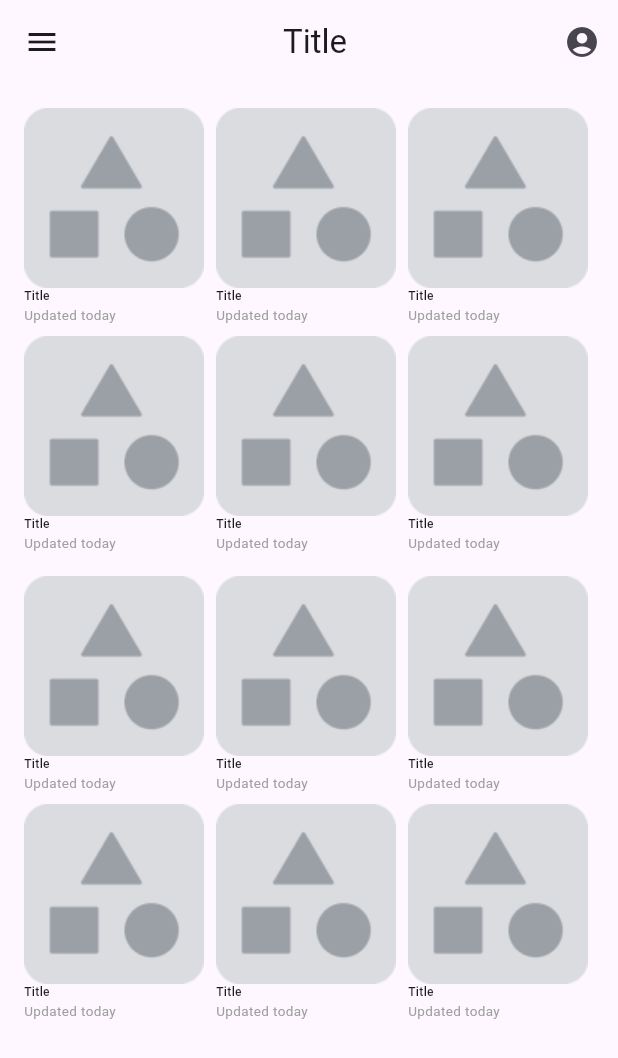
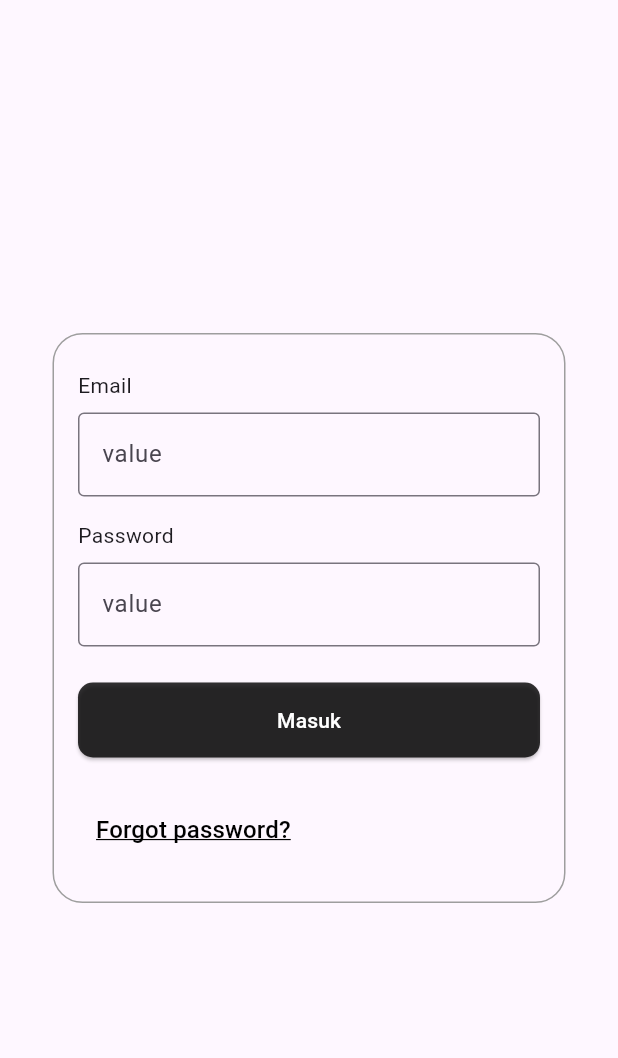
Before and after one commit to muhith7/slicing-flutter-1, a Flutter app: the Homepage screen opened directly, after a tap on the "account circle" icon, on a phone screen of 412 x 824 dp. Shown: the top 1058 px of the screen. Run offline on Flutter 3.47's test engine with Material 3 defaults, Android fonts, the phone set to English and light mode, and no system bars.

Commit message:
add - register and login page

```diff
--- a/lib/detailview.dart
+++ b/lib/detailview.dart
@@ -30,7 +30,7 @@ class DetailView extends StatelessWidget {
       body: SingleChildScrollView(
         scrollDirection: Axis.vertical,
         child: Padding(
-          padding: const EdgeInsets.all(16.0), // Menggunakan padding yang sama di seluruh screen
+          padding: const EdgeInsets.all(16.0),
           child: Column(
             crossAxisAlignment: CrossAxisAlignment.start,
             children: [
--- a/lib/homepage.dart
+++ b/lib/homepage.dart
@@ -1,5 +1,7 @@
 import 'package:flutter/material.dart';
 import 'package:tugas3/detailview.dart';
+
+import 'login.dart';
 
 class Homepage extends StatelessWidget {
   const Homepage({super.key});
@@ -18,7 +20,12 @@ class Homepage extends StatelessWidget {
           SizedBox(
             height: 48,
             width: 48,
-            child: IconButton(onPressed: () {}, icon: const Icon(Icons.account_circle_rounded)),
+            child: IconButton(onPressed: () {
+              Navigator.push(
+                context,
+                MaterialPageRoute(builder: (context) => LoginPage()),
+              );
+            }, icon: const Icon(Icons.account_circle_rounded)),
           )
         ],
       ),
--- /dev/null
+++ b/lib/login.dart
@@ -0,0 +1,81 @@
+import 'package:flutter/material.dart';
+import 'package:tugas3/register.dart';
+
+import 'homepage.dart';
+
+class LoginPage extends StatelessWidget {
+  @override
+  Widget build(BuildContext context) {
+    return Scaffold(
+      body: Center(
+        child: Container(
+          height: 380,
+          width: 342,
+          decoration:
+          BoxDecoration(border: Border.all(color: Colors.grey),
+              borderRadius: BorderRadius.circular(20)),
+          child: Padding(
+            padding: EdgeInsets.all(16.0),
+
+            child: Column(
+              mainAxisAlignment: MainAxisAlignment.center,
+              children: [
+                Align(alignment: Alignment.centerLeft,
+                    child: Text('Email', style: TextStyle(fontWeight: FontWeight.normal),)),
+                SizedBox(height: 8,),
+                TextField(
+                  decoration: InputDecoration(
+                    labelText: 'value',
+                    border: OutlineInputBorder(),
+                  ),
+                ),
+                SizedBox(height: 16.0),
+                Align(alignment: Alignment.centerLeft,
+                    child: Text('Password', style: TextStyle(fontWeight: FontWeight.normal),)),
+                SizedBox(height: 8,),
+                TextField(
+                  decoration: InputDecoration(
+                    labelText: 'value',
+                    border: OutlineInputBorder(),
+                  ),
+                  obscureText: true,
+                ),
+                SizedBox(height: 24.0),
+                ElevatedButton(
+                  onPressed: () {
+                    Navigator.push(
+                      context,
+                      MaterialPageRoute(builder: (context) => Homepage()),
+                    );
+                  },
+                  style: ElevatedButton.styleFrom(
+                    minimumSize: Size(double.infinity, 50),
+                    backgroundColor: Colors.black.withOpacity(0.8),
+                    shape: RoundedRectangleBorder(
+                        borderRadius: BorderRadius.circular(10.0)),
+
+                    // Full width button
+                  ),
+                  child: Text(
+                    'Masuk',
+                    style: TextStyle(color: Colors.white),
+                  ),
+                ),
+                SizedBox(height: 24.0),
+                TextButton(
+                  onPressed: () {
+                    Navigator.push(
+                      context,
+                      MaterialPageRoute(builder: (context) => Register()),
+                    );
+                  },
+                  child: Align(alignment: Alignment.centerLeft, child: Text('Forgot password?', style:TextStyle(decoration: TextDecoration.underline, color: Colors.black, decorationColor: Colors.black, fontSize: 16),)),
+                ),
+              ],
+            ),
+          ),
+        ),
+      ),
+    );
+  }
+}
--- a/lib/main.dart
+++ b/lib/main.dart
@@ -1,6 +1,7 @@
 import 'package:flutter/material.dart';
 import 'package:tugas3/detailview.dart';
 import 'package:tugas3/homepage.dart';
+import 'package:tugas3/register.dart';
 
 void main() {
   runApp(const MyApp());
@@ -16,7 +17,7 @@ class MyApp extends StatelessWidget {
       theme: ThemeData(
         primarySwatch: Colors.blue,
       ),
-      home: const Homepage(), // Pastikan Homepage adalah widget stateless atau stateful
+      home:  Register(), // Pastikan Homepage adalah widget stateless atau stateful
     );
   }
 }
```
Also changed, not shown: lib/loginpage.dart (deleted, +0 -16 lines), lib/register.dart (added, +71 -0 lines).
